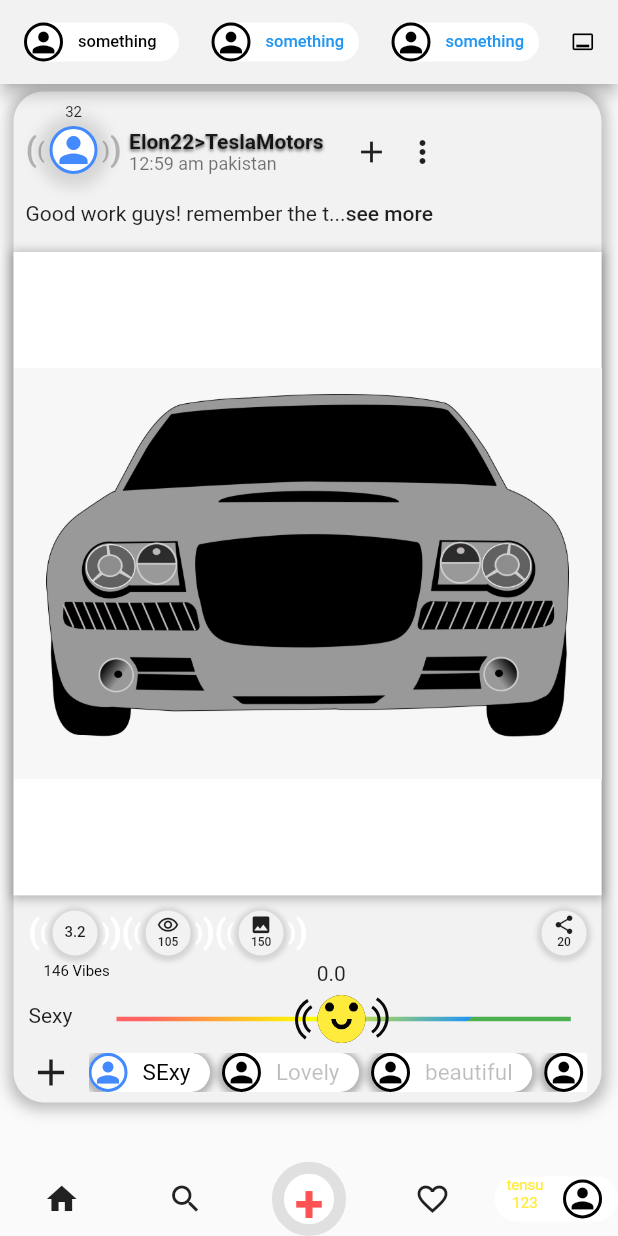
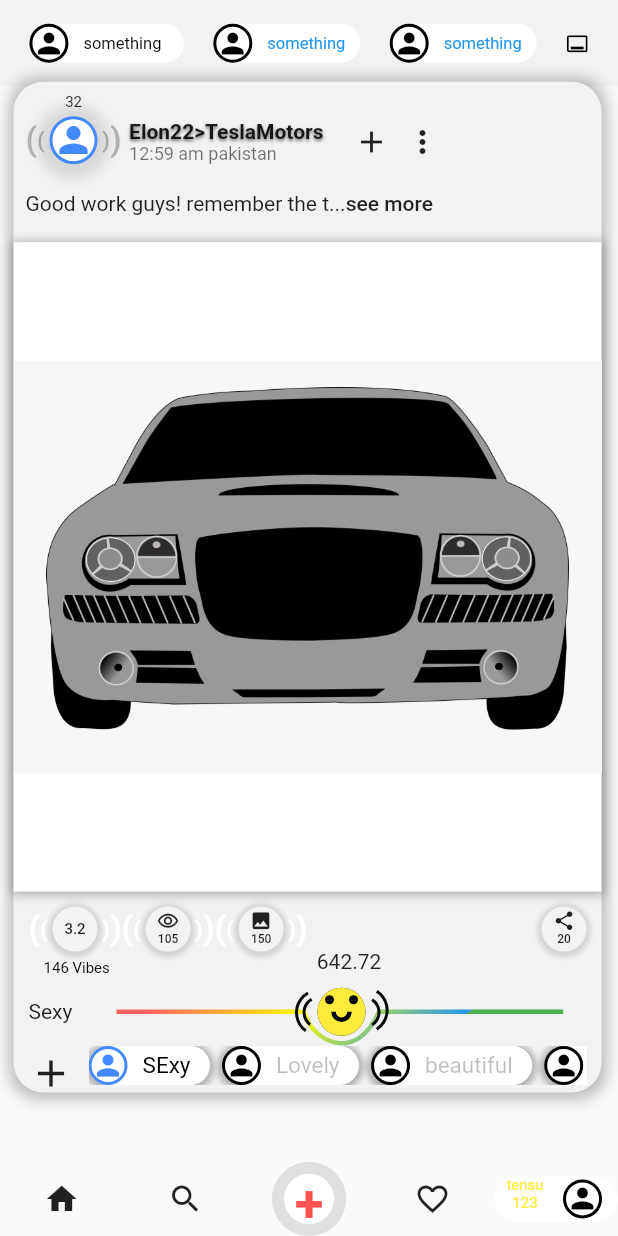
Before and after one commit to Tensae-abita/animated-custom-slider, a Flutter app: the screen it shows after launch, on a phone screen of 412 x 824 dp. Run offline on Flutter 3.47's test engine with Material 2 defaults, Android fonts, the phone set to English and light mode, and no system bars.

Commit message:
added y direction

```diff
--- a/lib/app_bar.dart
+++ b/lib/app_bar.dart
@@ -10,9 +10,11 @@ class Appbar extends StatelessWidget {
     return Container(
 
         color: Color(0XFFF2F2F2),
+        height: MediaQuery.of(context).size.height*0.07,
+        child: Row(
+         mainAxisAlignment: MainAxisAlignment.spaceEvenly,
+         mainAxisSize: MainAxisSize.max,
 
-        child: Row(
-         mainAxisAlignment: MainAxisAlignment.spaceBetween,
           children: [
              Container(
 
--- a/lib/body.dart
+++ b/lib/body.dart
@@ -344,8 +344,7 @@ class body extends StatelessWidget {
                       child: Row(
                         children: [
                             Text('Sexy'),
-
-                            // //slider place
+                             // //slider place
                             // Slider_Widget()
 
                         ],
@@ -357,7 +356,9 @@ class body extends StatelessWidget {
 
                       Row(
                         children: [
-                           Icon(Icons.add,size: 30,),
+                           Container(
+                            height: 20,
+                            child: Icon(Icons.add,size: 30,)),
                           SizedBox(width: 10,),
                           Expanded(
                             child: SingleChildScrollView(
--- a/lib/home_page.dart
+++ b/lib/home_page.dart
@@ -15,10 +15,7 @@ class _Home_PageState extends State<Home_Page> {
   @override
   Widget build(BuildContext context) {
     return Scaffold(
-      appBar: AppBar(
-        backgroundColor: Color(0XFFF2F2F2),
-        title: Appbar(),
-      ),
+
       body: Slider_Widget(),
       // bottomNavigationBar: Bottom_nav(),
     );
--- a/lib/slider_widget.dart
+++ b/lib/slider_widget.dart
@@ -1,5 +1,6 @@
 import 'dart:ui' as ui;
 import 'package:flutter/material.dart';
+import 'package:sania/app_bar.dart';
 import 'dart:math' as Math;
 
 import 'package:sania/body.dart';
@@ -17,8 +18,10 @@ class _Slider_WidgetState extends State<Slider_Widget> {
   @override
   Widget build(BuildContext context) {
 
-    return Container(
-      child: Slider(),
+    return SafeArea(
+      child: Slider(
+        theHeight: MediaQuery.of(context).size.height,
+      ),
     );
   }
 }
@@ -26,7 +29,8 @@ class _Slider_WidgetState extends State<Slider_Widget> {
 class Slider extends StatefulWidget {
 
   final double height;
-  Slider({this.height=50}) ;
+  final double theHeight;
+  Slider({this.height=50, required this.theHeight}) ;
 
   @override
   State<Slider> createState() => _SliderState();
@@ -34,8 +38,10 @@ class Slider extends StatefulWidget {
 
 class _SliderState extends State<Slider> {
 
-    double _dragPosition=170;
-    double _dragPercentage=0;
+  late  Offset _dragPosition;
+  late  double _dragPercentage;
+
+
 
    void _UpdateDragPosion(Offset val){
     double newDragPosition=0;
@@ -48,7 +54,7 @@ class _SliderState extends State<Slider> {
     }
 
     setState(() {
-      _dragPosition=newDragPosition;
+      _dragPosition=ui.Offset(newDragPosition, 0) ;
       _dragPercentage=newDragPosition/MediaQuery.of(context).size.width*0.75;
     });
    }
@@ -59,6 +65,10 @@ class _SliderState extends State<Slider> {
     Offset offset= box!.globalToLocal(update.globalPosition);
     print(offset.dx);
     _UpdateDragPosion(offset);
+     setState(() {
+       _dragPosition=Offset(offset.dx, offset.dy);
+    });
+
 
   }
 
@@ -66,6 +76,10 @@ class _SliderState extends State<Slider> {
     RenderBox? box= context.findRenderObject() as RenderBox?;
     Offset offset= box!.globalToLocal(start.globalPosition);
     _UpdateDragPosion(offset);
+    setState(() {
+       _dragPosition=Offset(offset.dx, offset.dy);
+    });
+
 
   }
 // animation after end of drag
@@ -76,7 +90,7 @@ class _SliderState extends State<Slider> {
 
    void _onDragEnd(BuildContext context, DragEndDetails end){
     setState(() {
-      _dragPosition=170;
+      _dragPosition=ui.Offset(170, widget.theHeight *0.78) ;
     });
 
   }
@@ -85,9 +99,16 @@ class _SliderState extends State<Slider> {
 // animation after end of drag
 // animation after end of drag
 // animation after end of drag
+@override
+  void initState() {
+    // TODO: implement initState
 
+    super.initState();
+     _dragPosition=Offset(170,widget.theHeight*0.78);
+    _dragPercentage=0;
+  }
 
-  @override
+//   @override
   Widget build(BuildContext context) {
     return Stack(
       children: [
@@ -96,10 +117,16 @@ class _SliderState extends State<Slider> {
           width: MediaQuery.of(context).size.width,
         ),
         Positioned(
+          top: 0,
+          child: Container(
+            width: MediaQuery.of(context).size.width,
+            child: Appbar())),
+        Positioned(
           bottom: 0,
           child: Bottom_nav()),
         Positioned(
-         left: _dragPosition - MediaQuery.of(context).size.width*0.415,
+         left: _dragPosition.dx - MediaQuery.of(context).size.width*0.415,
+         top: _dragPosition.dy - widget.theHeight*0.72,
 
           child: body()),
           // Positioned(
@@ -107,11 +134,13 @@ class _SliderState extends State<Slider> {
           //   left: 50,
           //   child: Text(_dragPosition.toString())),
         Positioned(
-          top: MediaQuery.of(context).size.height*0.708,
+          top: widget.theHeight*0.77,
           left: MediaQuery.of(context).size.width*0.14,
           child: GestureDetector(
             child: Container(
               height: 80,
+              // color: Colors.blue,
+
               width: MediaQuery.of(context).size.width*0.82,
 
               //       decoration: BoxDecoration(
@@ -132,9 +161,12 @@ class _SliderState extends State<Slider> {
               child: CustomPaint(
 
                 painter: WavePainter(
+                  heights: widget.theHeight,
                   sliderPosition: _dragPosition,
                   dragPercentage: _dragPercentage,
-                  color: Color(0XFFF2F2F2),)
+                  color: Color(0XFFF2F2F2),
+
+                  )
               ),
             ),
              onHorizontalDragUpdate: (DragUpdateDetails update) => _onDragUpdate(context, update),
@@ -144,9 +176,10 @@ class _SliderState extends State<Slider> {
         ),
 
          Positioned(
-          left: _dragPosition + MediaQuery.of(context).size.width*0.1,
-          top: MediaQuery.of(context).size.height*0.71 ,
-          child: Text(_dragPercentage.toString().length > 3 ? '${_dragPercentage.toString().substring(0, 3)}' :_dragPercentage.toString())),
+          left: _dragPosition.dx + MediaQuery.of(context).size.width*0.1,
+          top: _dragPosition.dy-10 ,
+        child: Text(_dragPosition.dy.toString()),)
+        //  child: Text(_dragPercentage.toString().length > 3 ? '${_dragPercentage.toString().substring(0, 3)}' :_dragPercentage.toString())),
           //  Positioned(
           // left: _dragPosition - 20,
           // top: 20,
@@ -170,16 +203,18 @@ class _SliderState extends State<Slider> {
 
 class WavePainter extends CustomPainter {
 
-  final double sliderPosition;
+  final Offset sliderPosition;
   final double dragPercentage;
 
   final Color color;
 
   final Paint circlePainter;
   final Paint linePianter;
+  final double heights;
 
   WavePainter(
     {required this.sliderPosition,
+    required this.heights,
     required this.dragPercentage,
     required this.color}): circlePainter = Paint()
      ..color=color
@@ -228,15 +263,24 @@ class WavePainter extends CustomPainter {
   }
 
   _paintLine(Canvas canvas,Size size ){
+
     Path path=Path();
     path.moveTo(20, size.height/2);
-    path.lineTo(size.width -15, size.height/2);
+    path.lineTo(sliderPosition.dy<heights*0.78 || sliderPosition.dy>heights*0.85?20:sliderPosition.dx-25, size.height/2);
+    sliderPosition.dy<heights*0.78 || sliderPosition.dy>heights*0.85? path.quadraticBezierTo(sliderPosition.dx, sliderPosition.dy-heights*0.77, size.width-20,  size.height/2):
+     path.cubicTo(sliderPosition.dx-20, 60, sliderPosition.dx+10, 75, sliderPosition.dx+25, size.height/2);
+
+
+    path.lineTo(size.width-20, size.height/2);
+
+
+
     canvas.drawPath(path , linePianter);
   }
 
    _smileyPaint(Canvas canvas, Size size) {
     final radius = Math.min(size.width, size.height) / 5;
-    var center = Offset(sliderPosition , size.height /2) ;
+    var center = Offset(sliderPosition.dx , size.height /2) ;
 
     // canvas.drawRect(center,Paint());
     canvas.drawCircle(center, radius, Paint());
@@ -257,7 +301,7 @@ class WavePainter extends CustomPainter {
   }
 
   _drowArc1(Canvas canvas, Size size) {
-var center = Offset(sliderPosition - 30, size.height *0.32) ;
+var center = Offset(sliderPosition.dx - 30, size.height *0.32) ;
      var paint1 = Paint()
       ..color = ui.Color.fromARGB(255, 10, 10, 10)
       ..style = PaintingStyle.stroke
@@ -270,7 +314,7 @@ var center = Offset(sliderPosition - 30, size.height *0.32) ;
         paint1);
   }
    _drowArc2(Canvas canvas, Size size) {
-var center = Offset(sliderPosition - 25, size.height *0.38) ;
+var center = Offset(sliderPosition.dx - 25, size.height *0.38) ;
      var paint1 = Paint()
       ..color = ui.Color.fromARGB(255, 10, 10, 10)
       ..style = PaintingStyle.stroke
@@ -284,7 +328,7 @@ var center = Offset(sliderPosition - 25, size.height *0.38) ;
   }
 
   _drowArc3(Canvas canvas, Size size) {
-var center = Offset(sliderPosition + 5, size.height *0.38) ;
+var center = Offset(sliderPosition.dx + 5, size.height *0.38) ;
      var paint1 = Paint()
       ..color = ui.Color.fromARGB(255, 10, 10, 10)
       ..style = PaintingStyle.stroke
@@ -297,7 +341,7 @@ var center = Offset(sliderPosition + 5, size.height *0.38) ;
         paint1);
   }
   _drowArc4(Canvas canvas, Size size) {
-var center = Offset(sliderPosition + 0.4, size.height *0.30) ;
+var center = Offset(sliderPosition.dx + 0.4, size.height *0.30) ;
      var paint1 = Paint()
       ..color = ui.Color.fromARGB(255, 10, 10, 10)
       ..style = PaintingStyle.stroke
```
